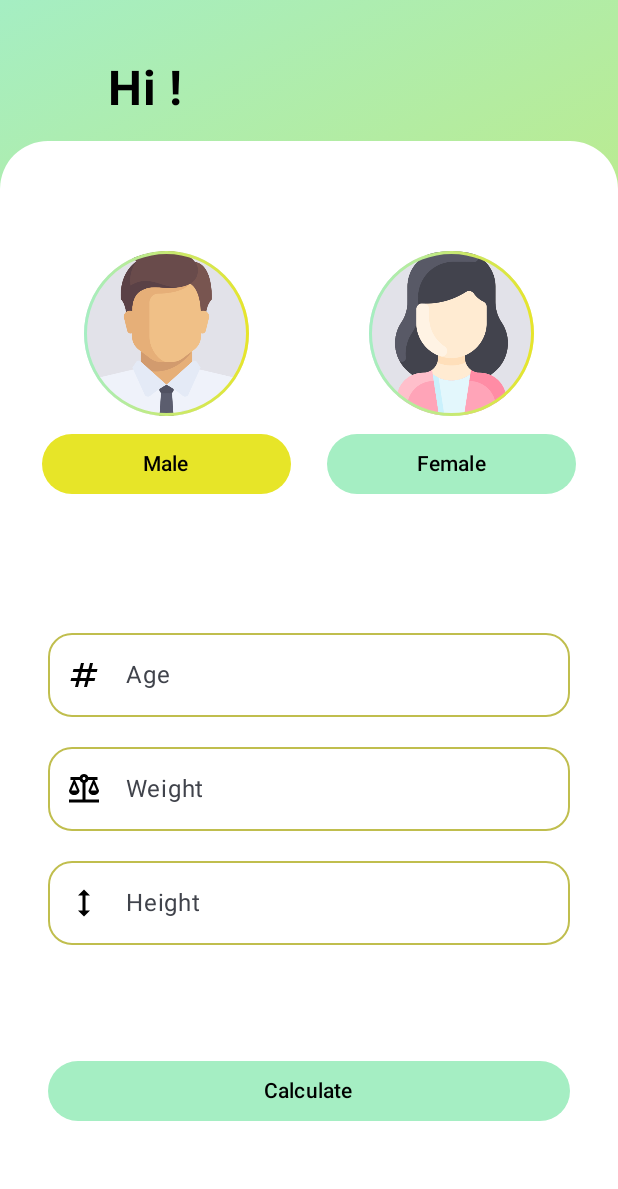
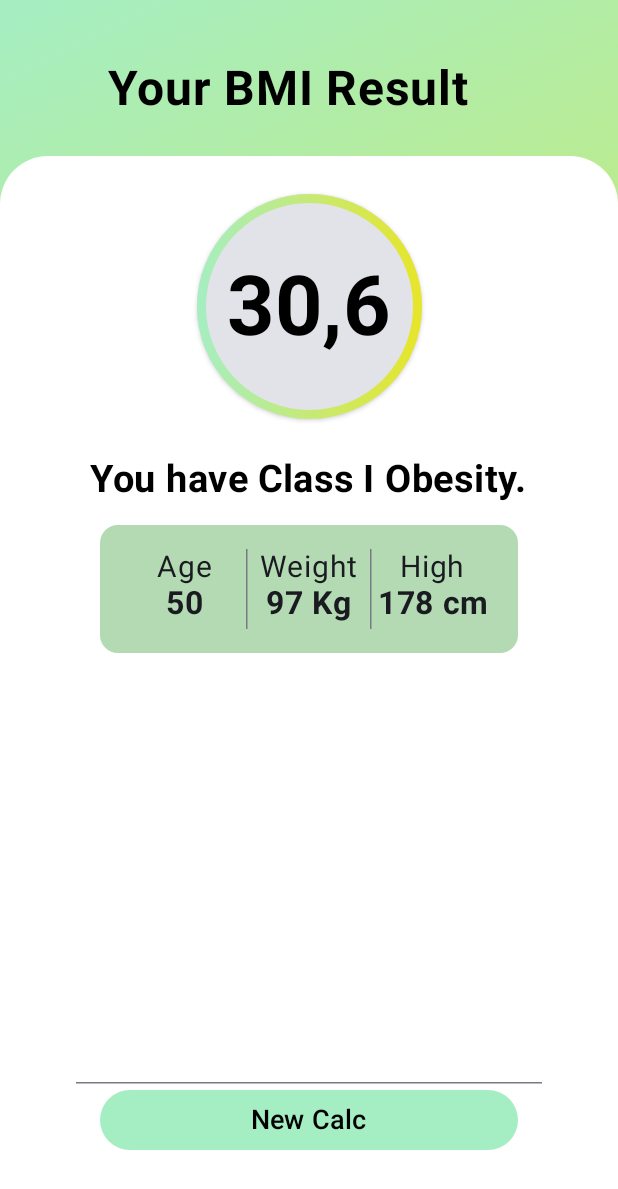
Before and after one commit to faellareis/bmi-celso-bb, an Android app built with Jetpack Compose: the UserDataScreen screen opened through its navigation route, after a tap on "Calculate", on a phone screen of 412 x 824 dp. Shown: the top 1189 px of the screen. Run offline under Robolectric (Android 15) with nearby library versions, the phone set to English and light mode, and no system bars.

Commit message:
BMIResultScreen iniciado

```diff
--- a/app/src/main/java/br/senai/sp/jandira/bmi/MainActivity.kt
+++ b/app/src/main/java/br/senai/sp/jandira/bmi/MainActivity.kt
@@ -6,6 +6,7 @@ import androidx.activity.compose.setContent
 import androidx.navigation.compose.NavHost
 import androidx.navigation.compose.composable
 import androidx.navigation.compose.rememberNavController
+import br.senai.sp.jandira.bmi.screens.BMIResultScreen
 import br.senai.sp.jandira.bmi.screens.TelaInicial
 import br.senai.sp.jandira.bmi.screens.UserDataScreen
 import br.senai.sp.jandira.bmi.ui.theme.BMITheme
@@ -30,10 +31,14 @@ class MainActivity : ComponentActivity() {
                     composable(
                         route = "user_data"
                     ){
-                        UserDataScreen()
+                        UserDataScreen(navController)
+                    }
+                    composable(
+                        route = "result"
+                    ){
+                        BMIResultScreen(navController)
                     }
                 }
-
             }
         }
     }
--- /dev/null
+++ b/app/src/main/java/br/senai/sp/jandira/bmi/screens/BMIResultScreen.kt
@@ -0,0 +1,247 @@
+package br.senai.sp.jandira.bmi.screens
+
+import androidx.compose.foundation.BorderStroke
+import androidx.compose.foundation.Image
+import androidx.compose.foundation.background
+import androidx.compose.foundation.layout.Arrangement
+import androidx.compose.foundation.layout.Box
+import androidx.compose.foundation.layout.Column
+import androidx.compose.foundation.layout.Row
+import androidx.compose.foundation.layout.fillMaxSize
+import androidx.compose.foundation.layout.fillMaxWidth
+import androidx.compose.foundation.layout.height
+import androidx.compose.foundation.layout.padding
+import androidx.compose.foundation.layout.size
+import androidx.compose.foundation.layout.width
+import androidx.compose.foundation.shape.CircleShape
+import androidx.compose.foundation.shape.RoundedCornerShape
+import androidx.compose.material3.Button
+import androidx.compose.material3.ButtonDefaults
+import androidx.compose.material3.Card
+import androidx.compose.material3.CardDefaults
+import androidx.compose.material3.HorizontalDivider
+import androidx.compose.material3.Text
+import androidx.compose.material3.VerticalDivider
+import androidx.compose.runtime.Composable
+import androidx.compose.ui.Alignment
+import androidx.compose.ui.Modifier
+import androidx.compose.ui.graphics.Brush
+import androidx.compose.ui.graphics.Color
+import androidx.compose.ui.res.painterResource
+import androidx.compose.ui.res.stringResource
+import androidx.compose.ui.text.font.FontWeight
+import androidx.compose.ui.text.style.TextAlign
+import androidx.compose.ui.tooling.preview.Preview
+import androidx.compose.ui.unit.dp
+import androidx.compose.ui.unit.sp
+import androidx.navigation.NavHostController
+import br.senai.sp.jandira.bmi.R
+
+@Composable
+
+fun BMIResultScreen(navController: NavHostController?) {
+    Box(
+        modifier = Modifier
+            .fillMaxSize()
+            .background(
+                Brush.linearGradient(
+                    listOf(
+                        Color(0xFFA5EEC3),
+                        Color(0xFFE7E528)
+                    )
+                )
+            ),
+        contentAlignment = Alignment.BottomCenter
+    ) {
+        Column(
+            modifier = Modifier
+                .fillMaxSize()
+                .padding(40.dp),
+            verticalArrangement = Arrangement.SpaceBetween
+        ) {
+            Text(
+                text = stringResource(R.string.bmi_result),
+                fontSize = 32.sp,
+                fontWeight = FontWeight.Bold,
+                color = Color.Black,
+                modifier = Modifier
+                    .padding(start = 32.dp)
+                    .weight(1f),
+            )
+        }
+        Card(
+            modifier = Modifier
+                .fillMaxWidth()
+                .height(720.dp),
+            shape = RoundedCornerShape(
+                topStart = 32.dp,
+                topEnd = 32.dp
+            ),
+            colors = CardDefaults.cardColors(
+                containerColor = Color.White
+            )
+        ) {
+            Column(
+                modifier = Modifier
+                    .fillMaxSize()
+                    .padding(25.dp),
+                verticalArrangement = Arrangement.SpaceBetween
+            ) {
+                Row(
+                    modifier = Modifier
+                        .fillMaxWidth()
+                )
+                {
+                    Column(
+                        modifier = Modifier
+                            .weight(1f),
+                        horizontalAlignment = Alignment.CenterHorizontally
+
+                    ) {
+                        Card(
+                            modifier = Modifier
+                                .size(150.dp),
+                            shape = CircleShape,
+                            border = BorderStroke(
+                                width = 6.dp,
+                                brush = Brush.horizontalGradient(
+                                    listOf(
+                                        Color(0xFFA5EEC3),
+                                        Color(0xFFE7E528)
+                                    )
+                                )
+                            ),
+                            elevation = CardDefaults
+                                .cardElevation(2.dp)
+                        ) {
+                            Column(
+                                modifier = Modifier
+                                    .fillMaxSize(),
+                                horizontalAlignment = Alignment.CenterHorizontally,
+                                verticalArrangement = Arrangement.Center
+                            ) {
+                                Text(
+                                    text = stringResource(R.string.number),
+                                    color = Color(0xFF000000),
+                                    fontSize = 55.sp,
+                                    fontWeight = FontWeight.Bold
+                                )
+                            }
+                        }
+                        Column(
+                            modifier = Modifier
+                                .fillMaxSize()
+                                .padding(25.dp),
+                            horizontalAlignment = Alignment.CenterHorizontally
+                        ) {
+                            Text(
+                                text = stringResource(R.string.class_obesity),
+                                color = Color(0xFF000000),
+                                fontSize = 25.sp,
+                                fontWeight = FontWeight.Bold
+                            )
+                            Card(
+                                modifier = Modifier
+                                    .padding(16.dp)
+                                    .height(85.dp)
+                                    .width(690.dp),
+                                colors = CardDefaults.cardColors(
+                                    containerColor = Color(0xFFB3DAB3),
+                                )
+                            ) {
+                                Row(
+                                    modifier = Modifier
+                                        .fillMaxSize()
+                                        .padding(16.dp),
+
+                                ) {
+                                    Column(
+                                        modifier = Modifier
+                                            .weight(1f),
+                                        horizontalAlignment = Alignment.CenterHorizontally
+                                    ) {
+                                        Text(
+                                            text = stringResource(R.string.age_result),
+                                            fontSize = 20.sp,
+                                        )
+                                        Text(
+                                            text = stringResource(R.string.age_50),
+                                            fontSize = 21.sp,
+                                            fontWeight = FontWeight.Bold
+                                        )
+                                    }
+                                    VerticalDivider()
+                                    Column(
+                                        modifier = Modifier
+                                            .weight(1f),
+                                        horizontalAlignment = Alignment.CenterHorizontally
+                                    ) {
+                                        Text(
+                                            text = stringResource(R.string.weight_result),
+                                            fontSize = 20.sp,
+                                        )
+                                        Text(
+                                            text = stringResource(R.string.kg),
+                                            fontSize = 21.sp,
+                                            fontWeight = FontWeight.Bold
+                                        )
+                                    }
+                                    VerticalDivider()
+                                    Column(
+                                        modifier = Modifier
+                                            .weight(1f),
+                                        horizontalAlignment = Alignment.CenterHorizontally
+                                    ) {
+                                        Text(
+                                            text = stringResource(R.string.high),
+                                            fontSize = 20.sp,
+                                        )
+                                        Text(
+                                            text = stringResource(R.string.cm),
+                                            fontSize = 21.sp,
+                                            fontWeight = FontWeight.Bold
+                                        )
+                                    }
+                                }
+                            }
+                            Box(
+                                modifier = Modifier
+                                    .fillMaxWidth()
+                                    .height(270.dp)
+                            ){
+
+                            }
+                            HorizontalDivider()
+                            Button(
+                                onClick = {
+                                    navController?.navigate(
+                                        route = "user_data"
+                                    )
+                                },
+                                modifier = Modifier
+                                    .padding(horizontal = 16.dp)
+                                    .fillMaxWidth(),
+                                colors = ButtonDefaults.buttonColors(
+                                    containerColor = Color(0xFFA5EEC3)
+                                )
+
+                            ) {
+                                Text(
+                                    text = stringResource(R.string.new_calc),
+                                    color = Color.Black,
+                                    fontSize = 18.sp
+                                )
+                            }
+                        }
+                    }
+                }
+            }
+        }
+    }
+}
+
+    @Preview(showSystemUi = true)
+    @Composable
+    private fun BMIResultScreenPreview() {
+        BMIResultScreen(null)
+    }
--- a/app/src/main/java/br/senai/sp/jandira/bmi/screens/UserDataScreen.kt
+++ b/app/src/main/java/br/senai/sp/jandira/bmi/screens/UserDataScreen.kt
@@ -46,10 +46,11 @@ import androidx.compose.ui.text.input.KeyboardType
 import androidx.compose.ui.tooling.preview.Preview
 import androidx.compose.ui.unit.dp
 import androidx.compose.ui.unit.sp
+import androidx.navigation.NavHostController
 import br.senai.sp.jandira.bmi.R
 
 @Composable
-fun UserDataScreen(modifier: Modifier = Modifier) {
+fun UserDataScreen(navController: NavHostController?) {
 
     var ageState = remember {
         mutableStateOf("")
@@ -305,7 +306,11 @@ fun UserDataScreen(modifier: Modifier = Modifier) {
                     )
                 }
                 Button(
-                    onClick = {},
+                    onClick = {
+                        navController?.navigate(
+                           route = "result"
+                        )
+                    },
                     modifier = Modifier
                         .padding(horizontal = 16.dp)
                         .fillMaxWidth(),
@@ -316,7 +321,8 @@ fun UserDataScreen(modifier: Modifier = Modifier) {
                 ) {
                     Text(
                         text = stringResource(R.string.Calculate),
-                        color = Color.Black
+                        color = Color.Black,
+                        fontSize = 18.sp,
                     )
                 }
             }
@@ -327,5 +333,5 @@ fun UserDataScreen(modifier: Modifier = Modifier) {
 @Preview(showSystemUi = true)
 @Composable
 private fun UserDataScreenPreview() {
-    UserDataScreen()
+    UserDataScreen(null)
 }
--- a/app/src/main/res/values/strings.xml
+++ b/app/src/main/res/values/strings.xml
@@ -13,5 +13,15 @@
     <string name="height">Height</string>
     <string name="Calculate">Calculate</string>
     <string name="support_name">The name is required!</string>
+    <string name="bmi_result">Your BMI Result</string>
+    <string name="number">30,6</string>
+    <string name="class_obesity">You have Class I Obesity.</string>
+    <string name="age_result">Age</string>
+    <string name="weight_result">Weight</string>
+    <string name="high">High</string>
+    <string name="age_50">50</string>
+    <string name="kg">97 Kg</string>
+    <string name="cm">178 cm</string>
+    <string name="new_calc">New Calc</string>
 
 </resources>
```
